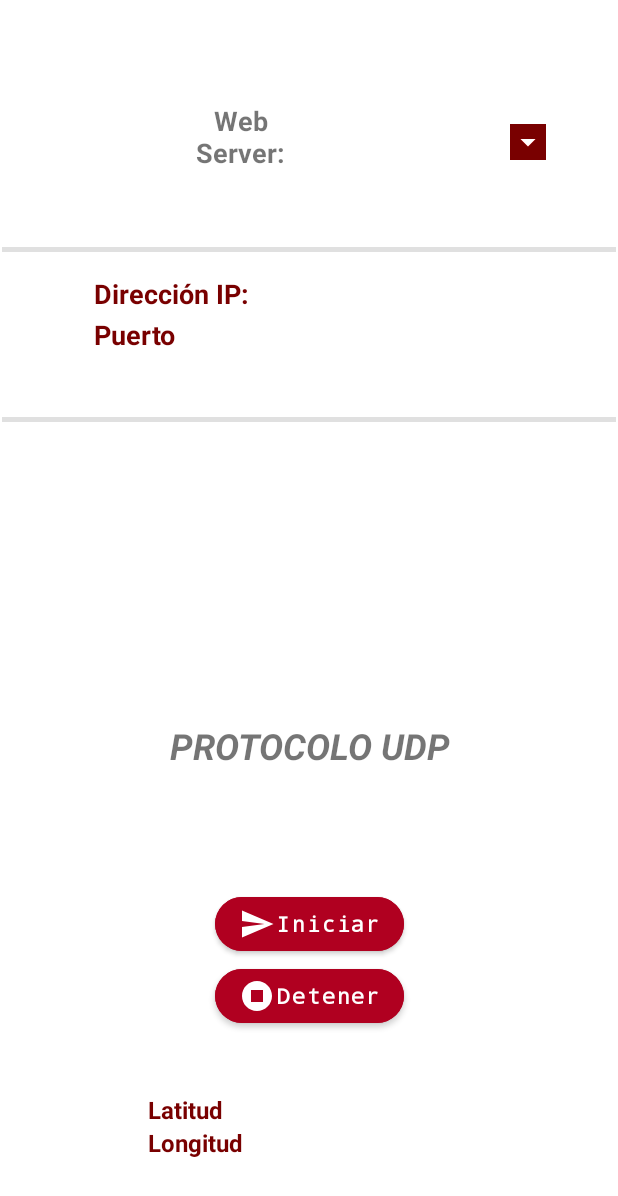
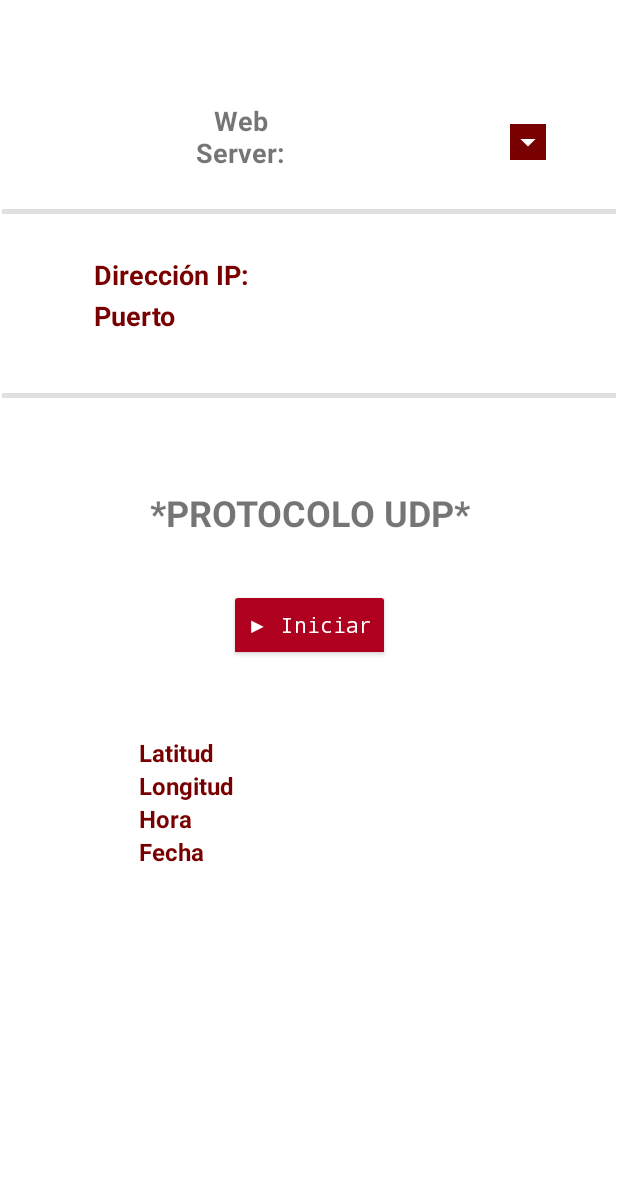
Before and after one commit to HectorND15/DisElect_P1, an Android app: the layout ip_fragment.xml on its own in the app's theme, with its tools: preview values and no code run, on a phone screen of 412 x 824 dp. Shown: the top 1196 px of the screen. Run offline under Robolectric (Android 15) with nearby library versions, the phone set to English and light mode, and no system bars.

Commit message:
Added Time, Date, fixed thread errors, and just send message on UDP protocol.

```diff
--- a/SMSGPS/app/src/main/AndroidManifest.xml
+++ b/SMSGPS/app/src/main/AndroidManifest.xml
@@ -20,9 +20,6 @@
         android:theme="@style/Theme.SMSGPS"
         tools:targetApi="31">
         <activity
-            android:name=".LocationIP"
-            android:exported="false" />
-        <activity
             android:name=".MainActivity"
             android:exported="true">
             <intent-filter>
--- a/SMSGPS/app/src/main/java/com/example/sms_gps/Controller/PagerController.java
+++ b/SMSGPS/app/src/main/java/com/example/sms_gps/Controller/PagerController.java
@@ -21,9 +21,9 @@ public class PagerController extends FragmentPagerAdapter {
     public Fragment getItem(int position) {
         switch (position){
             case 0:
+                return new SecondFragment();
+            case 1:
                 return new MainFragment();
-            case 1:
-                return new SecondFragment();
             default:
                 return null;
         }
--- a/SMSGPS/app/src/main/res/layout/ip_fragment.xml
+++ b/SMSGPS/app/src/main/res/layout/ip_fragment.xml
@@ -46,10 +46,10 @@
             android:id="@+id/tableLayout"
             android:layout_width="287dp"
             android:layout_height="63dp"
-            android:layout_marginTop="64dp"
+            android:layout_marginTop="28dp"
             app:layout_constraintEnd_toEndOf="parent"
             app:layout_constraintStart_toStartOf="parent"
-            app:layout_constraintTop_toBottomOf="@+id/textView3">
+            app:layout_constraintTop_toBottomOf="@+id/divider">
 
             <TableRow
                 android:layout_width="match_parent"
@@ -101,68 +101,26 @@
             android:id="@+id/textView13"
             android:layout_width="215dp"
             android:layout_height="35dp"
-            android:layout_marginBottom="124dp"
+            android:layout_marginTop="60dp"
             android:text="@string/protocol"
             android:textAlignment="center"
             android:textSize="24sp"
-            android:textStyle="bold|italic"
-            app:layout_constraintBottom_toBottomOf="@+id/send"
-            app:layout_constraintEnd_toEndOf="parent"
-            app:layout_constraintStart_toStartOf="parent" />
-
-        <Button
-            android:id="@+id/send"
-            android:layout_width="wrap_content"
-            android:layout_height="wrap_content"
-            android:layout_marginBottom="184dp"
-            android:backgroundTint="@color/secondaryColor"
-            android:fontFamily="monospace"
-
-            android:onClick="pushed1"
-            android:text="@string/txt_button"
-            android:textAllCaps="false"
-            android:textColor="#FFFFFF"
             android:textStyle="bold"
-            android:typeface="normal"
-            app:cornerRadius="30dp"
-            app:icon="@drawable/ic_baseline_send"
-            app:iconPadding="@dimen/cardview_compat_inset_shadow"
-            app:layout_constraintBottom_toBottomOf="parent"
-            app:layout_constraintEnd_toEndOf="parent"
-            app:layout_constraintStart_toStartOf="parent" />
-
-        <Button
-            android:id="@+id/send2"
-            android:layout_width="wrap_content"
-            android:layout_height="wrap_content"
-            android:layout_marginBottom="136dp"
-            android:backgroundTint="@color/secondaryColor"
-
-            android:fontFamily="monospace"
-            android:onClick="pushed1"
-            android:text="@string/txt_button1"
-            android:textAllCaps="false"
-            android:textColor="#FFFFFF"
-            android:textStyle="bold"
-            android:typeface="normal"
-            app:cornerRadius="30dp"
-            app:icon="@drawable/stop_circle"
-            app:iconPadding="@dimen/cardview_compat_inset_shadow"
-            app:layout_constraintBottom_toBottomOf="parent"
             app:layout_constraintEnd_toEndOf="parent"
             app:layout_constraintStart_toStartOf="parent"
-            app:layout_constraintTop_toBottomOf="@+id/send" />
+            app:layout_constraintTop_toBottomOf="@+id/divider2" />
 
         <TableLayout
             android:id="@+id/tableLayout1"
-            android:layout_width="215dp"
-            android:layout_height="54dp"
+            android:layout_width="225dp"
+            android:layout_height="108dp"
             android:layout_marginBottom="36dp"
             app:layout_constraintBottom_toBottomOf="parent"
             app:layout_constraintEnd_toEndOf="parent"
+            app:layout_constraintHorizontal_bias="0.497"
             app:layout_constraintStart_toStartOf="parent"
-            app:layout_constraintTop_toBottomOf="@+id/send"
-            app:layout_constraintVertical_bias="0.941">
+            app:layout_constraintTop_toBottomOf="@+id/toggleButton"
+            app:layout_constraintVertical_bias="0.208">
 
             <TableRow
                 android:layout_width="match_parent"
@@ -208,6 +166,55 @@
                     android:textAlignment="textEnd"
                     android:textColor="#6d0c10"
                     android:textSize="16sp" />
+
+            </TableRow>
+
+            <TableRow
+                android:layout_width="match_parent"
+                android:layout_height="match_parent">
+
+                <TextView
+                    android:id="@+id/textView4"
+                    android:layout_width="wrap_content"
+                    android:layout_height="wrap_content"
+                    android:text="@string/Time"
+                    android:textColor="@color/secondaryDarkColor"
+                    android:textSize="16sp"
+                    android:textStyle="bold" />
+
+                <TextView
+                    android:id="@+id/tvTime"
+                    android:layout_width="150dp"
+                    android:layout_height="wrap_content"
+                    android:fontFamily="monospace"
+                    android:textAlignment="textEnd"
+                    android:textColor="#6d0c10"
+                    android:textSize="16sp" />/>
+
+            </TableRow>
+
+            <TableRow
+                android:layout_width="match_parent"
+                android:layout_height="match_parent">
+
+                <TextView
+                    android:id="@+id/textView5"
+                    android:layout_width="wrap_content"
+                    android:layout_height="wrap_content"
+                    android:text="@string/Date"
+                    android:textColor="@color/secondaryDarkColor"
+                    android:textSize="16sp"
+                    android:textStyle="bold" />
+
+                <TextView
+                    android:id="@+id/tvDate"
+                    android:layout_width="150dp"
+                    android:layout_height="wrap_content"
+                    android:fontFamily="monospace"
+                    android:textAlignment="textEnd"
+                    android:textColor="#6d0c10"
+                    android:textSize="16sp" />/>
+
             </TableRow>
 
         </TableLayout>
@@ -216,23 +223,38 @@
             android:id="@+id/divider"
             android:layout_width="409dp"
             android:layout_height="3dp"
+            android:layout_marginTop="20dp"
             android:background="?android:attr/listDivider"
-            app:layout_constraintBottom_toTopOf="@+id/tableLayout"
             app:layout_constraintEnd_toEndOf="parent"
             app:layout_constraintStart_toStartOf="parent"
-            app:layout_constraintTop_toBottomOf="@+id/textView3"
-            app:layout_constraintVertical_bias="0.746" />
+            app:layout_constraintTop_toBottomOf="@+id/textView3" />
 
         <View
             android:id="@+id/divider2"
             android:layout_width="409dp"
             android:layout_height="3dp"
+            android:layout_marginTop="28dp"
             android:background="?android:attr/listDivider"
-            app:layout_constraintBottom_toTopOf="@+id/textView13"
             app:layout_constraintEnd_toEndOf="parent"
             app:layout_constraintStart_toStartOf="parent"
-            app:layout_constraintTop_toBottomOf="@+id/tableLayout"
-            app:layout_constraintVertical_bias="0.136" />
+            app:layout_constraintTop_toBottomOf="@+id/tableLayout" />
+
+        <ToggleButton
+            android:id="@+id/toggleButton"
+            android:layout_width="wrap_content"
+            android:layout_height="wrap_content"
+            android:layout_marginTop="32dp"
+            android:backgroundTint="@color/secondaryColor"
+            android:fontFamily="monospace"
+            android:text="ToggleButton"
+            android:textAllCaps="false"
+            android:textColor="@color/secondaryTextColor"
+            android:textOff="▶ Iniciar"
+
+            android:textOn="■ Detener"
+            app:layout_constraintEnd_toEndOf="parent"
+            app:layout_constraintStart_toStartOf="parent"
+            app:layout_constraintTop_toBottomOf="@+id/textView13" />
 
     </androidx.constraintlayout.widget.ConstraintLayout>
 
--- a/SMSGPS/app/src/main/res/values/strings.xml
+++ b/SMSGPS/app/src/main/res/values/strings.xml
@@ -10,7 +10,9 @@
     <string name="GTA">GLA</string>
     <string name="GTA_meanin">GPS Logging App</string>
     <string name="ws">Web Server:</string>
-    <string name="protocol">PROTOCOLO UDP</string>
+    <string name="protocol">*PROTOCOLO UDP*</string>
+    <string name="Time">Hora</string>
+    <string name="Date">Fecha</string>
     <!-- TODO: Remove or change this placeholder text -->
 
 
```
Also changed, not shown: SMSGPS/app/src/main/java/com/example/sms_gps/LocationIP.java (deleted, +0 -176 lines), SMSGPS/app/src/main/java/com/example/sms_gps/SecondFragment.java (+91 -44 lines), SMSGPS/app/src/main/res/layout/activity_main.xml (+8 -6 lines).
